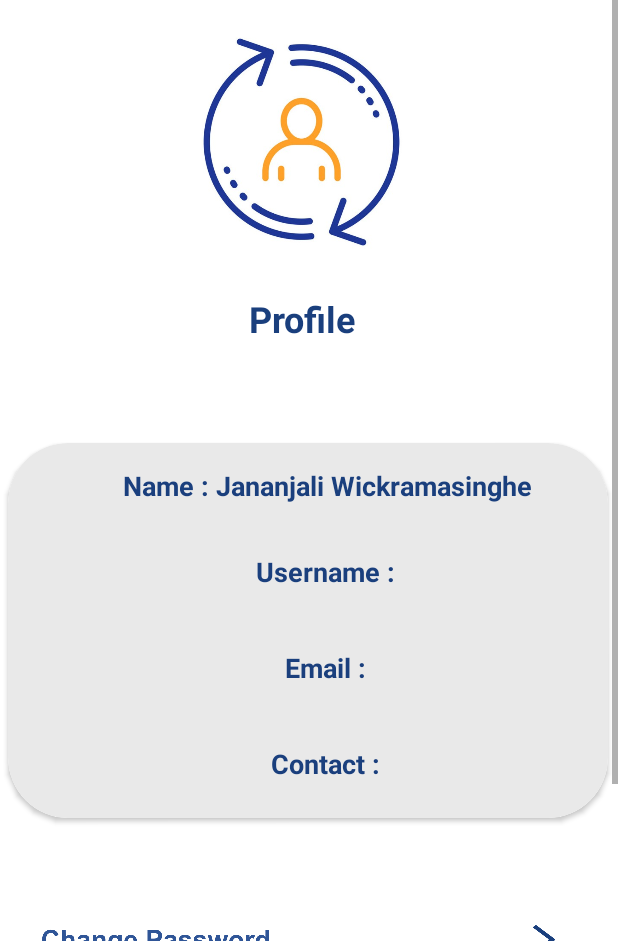
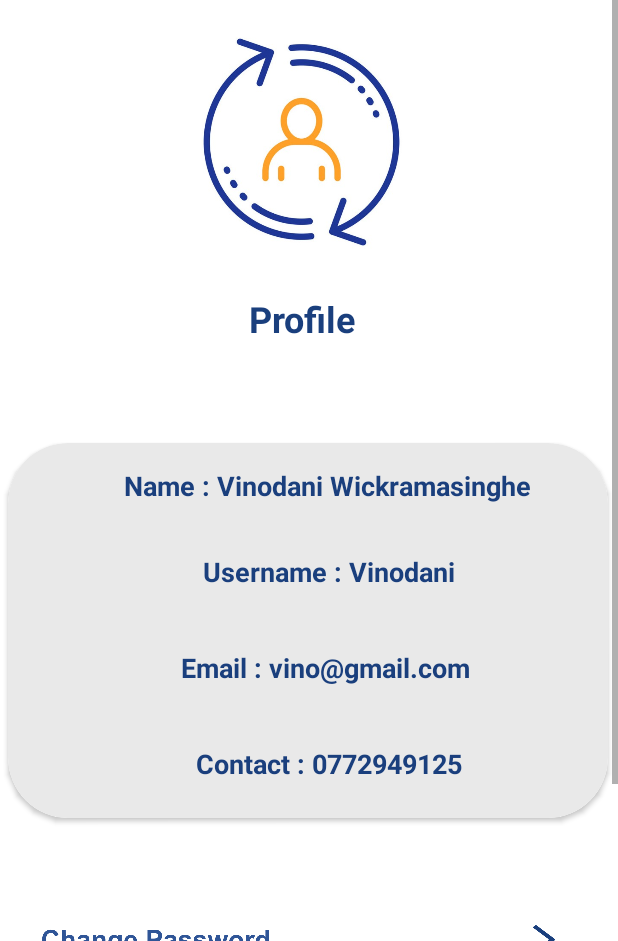
Before and after one commit to User-Experience-Design-SE3050-2021/se3050---uee-2021s2_reg_we_47, an Android app: the ProfileActivity screen opened directly, with no data from a screen before it, on a phone screen of 412 x 824 dp, the part 295-1236 px from its top. Run offline under Robolectric (Android 15) with nearby library versions, the phone set to English and light mode, and no system bars.

Commit message:
linked the paths of the user and own accounts UIs

```diff
--- a/src/main/java/com/example/boc_app/ProfileActivity.java
+++ b/src/main/java/com/example/boc_app/ProfileActivity.java
@@ -2,13 +2,48 @@ package com.example.boc_app;
 
 import androidx.appcompat.app.AppCompatActivity;
 
+import android.content.Intent;
 import android.os.Bundle;
+import android.view.View;
+import android.widget.ImageView;
 
 public class ProfileActivity extends AppCompatActivity {
+
+    private ImageView BackHome,ChangePassword,logOut;
 
     @Override
     protected void onCreate(Bundle savedInstanceState) {
         super.onCreate(savedInstanceState);
         setContentView(R.layout.profile);
+
+        //Navigate to dashboard
+        BackHome = (ImageView) findViewById(R.id.pback_home);
+        BackHome.setOnClickListener(new View.OnClickListener() {
+            @Override
+            public void onClick(View view) {
+                Intent intent = new Intent(getApplicationContext(),DashboardActivity.class);
+                startActivity(intent);
+            }
+        });
+
+        //Navigate to change password
+        ChangePassword = (ImageView) findViewById(R.id.changePassword);
+        ChangePassword.setOnClickListener(new View.OnClickListener() {
+            @Override
+            public void onClick(View view) {
+                Intent intent = new Intent(getApplicationContext(),ChangePasswordActivity.class);
+                startActivity(intent);
+            }
+        });
+
+        //Navigate to login
+        logOut = (ImageView) findViewById(R.id.logOutButton);
+        logOut.setOnClickListener(new View.OnClickListener() {
+            @Override
+            public void onClick(View view) {
+                Intent intent = new Intent(getApplicationContext(),LoginActivity.class);
+                startActivity(intent);
+            }
+        });
     }
 }
--- a/src/main/res/layout/otp.xml
+++ b/src/main/res/layout/otp.xml
@@ -16,7 +16,7 @@
         tools:context=".OtpActivity">
 
         <Button
-            android:id="@+id/confirmButton"
+            android:id="@+id/confirmButton1"
             android:layout_width="398dp"
             android:layout_height="35dp"
             android:layout_marginTop="12dp"
@@ -48,7 +48,7 @@
             app:layout_constraintEnd_toEndOf="parent"
             app:layout_constraintHorizontal_bias="0.571"
             app:layout_constraintStart_toStartOf="parent"
-            app:layout_constraintTop_toBottomOf="@+id/confirmButton"
+            app:layout_constraintTop_toBottomOf="@+id/confirmButton1"
             app:layout_constraintVertical_bias="1.0" />
 
         <ImageView
--- a/src/main/res/layout/profile.xml
+++ b/src/main/res/layout/profile.xml
@@ -30,7 +30,7 @@
             app:srcCompat="@drawable/profile" />
 
         <ImageView
-            android:id="@+id/back_home"
+            android:id="@+id/pback_home"
             android:layout_width="40dp"
             android:layout_height="40dp"
             android:layout_marginStart="2dp"
@@ -112,7 +112,7 @@
                         android:layout_width="397dp"
                         android:layout_height="45dp"
                         android:layout_marginTop="16dp"
-                        android:text="Name : Jananjali Wickramasinghe "
+                        android:text="Name : Vinodani Wickramasinghe "
                         android:textAlignment="center"
                         android:textColor="#1A3F7D"
                         android:textSize="18sp"
@@ -126,7 +126,7 @@
                         android:layout_width="match_parent"
                         android:layout_height="48dp"
                         android:layout_marginTop="12dp"
-                        android:text="Username : "
+                        android:text="Username : Vinodani"
                         android:textAlignment="center"
                         android:textColor="#1A3F7D"
                         android:textSize="18sp"
@@ -141,7 +141,7 @@
                         android:layout_width="match_parent"
                         android:layout_height="48dp"
                         android:layout_marginTop="16dp"
-                        android:text="Email : "
+                        android:text="Email : vino@gmail.com "
                         android:textAlignment="center"
                         android:textColor="#1A3F7D"
                         android:textSize="18sp"
@@ -154,7 +154,7 @@
                         android:layout_width="match_parent"
                         android:layout_height="48dp"
                         android:layout_marginTop="16dp"
-                        android:text="Contact : "
+                        android:text="Contact : 0772949125"
                         android:textAlignment="center"
                         android:textColor="#1A3F7D"
                         android:textSize="18sp"
```
Also changed, not shown: src/main/java/com/example/boc_app/ChangePasswordActivity.java (+47 -0 lines), src/main/java/com/example/boc_app/DashboardActivity.java (+10 -1 lines), src/main/java/com/example/boc_app/OtpActivity.java (+27 -0 lines), src/main/res/layout/change_password.xml (+5 -5 lines).
